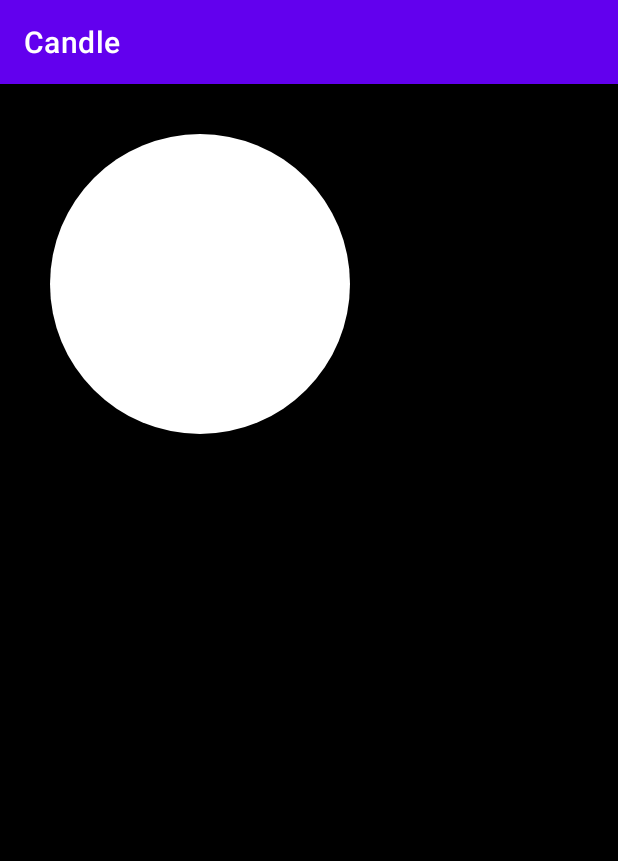
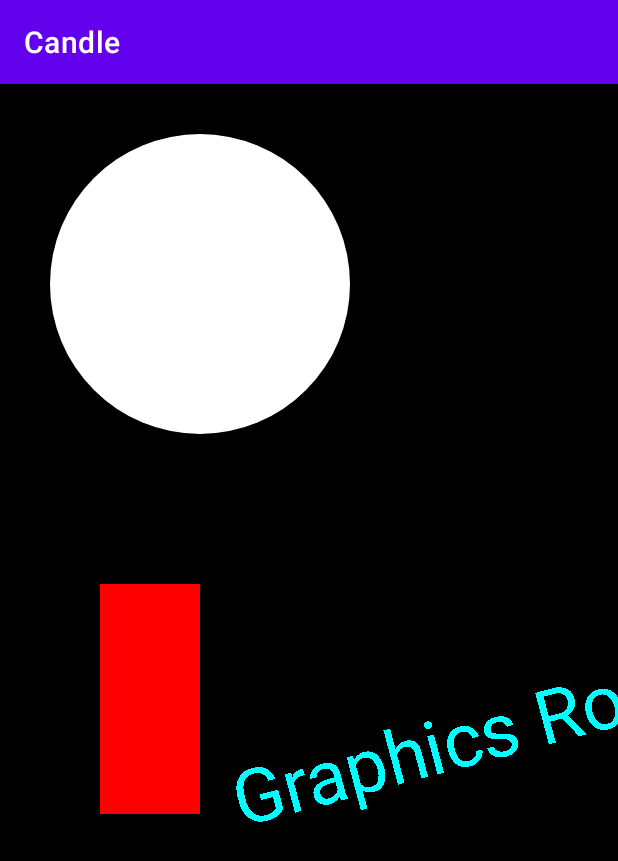
Before and after one commit to PaulGrossTheProgrammer/Candle, an Android app: the screen it shows after launch (MainActivity), on a phone screen of 412 x 824 dp. Shown: the top 861 px of the screen. Run offline under Robolectric (Android 15) with nearby library versions, the phone set to English and light mode, and no system bars.

Commit message:
Added more example graphics elements.

```diff
--- a/app/src/main/java/com/example/candle/MainActivity.kt
+++ b/app/src/main/java/com/example/candle/MainActivity.kt
@@ -30,31 +30,34 @@ class MainActivity : AppCompatActivity() {
             paint.color = Color.BLACK
             canvas!!.drawPaint(paint)
 
-            // draw circle with anti aliasing turned off
+            // draw circle
             //paint.isAntiAlias = false
             paint.color = Color.WHITE
             canvas!!.drawCircle(200F, 200F, 150F, paint)
 
-            /*
+
             // draw green circle with anti aliasing turned on
             paint.isAntiAlias = true
             paint.color = Color.GREEN
-            canvas!!.drawCircle(60F, 20F, 15F, paint)
+            canvas!!.drawCircle(660F, 1320F, 150F, paint)
 
             // draw red rectangle with anti aliasing turned off
             paint.isAntiAlias = false
             paint.color = Color.RED
-            canvas!!.drawRect(100F, 5F, 200F, 30F, paint)
+            canvas!!.drawRect(100F, 500F, 200F, 730F, paint)
 
             // draw the rotated text
-            canvas!!.rotate(-45F)
+            canvas!!.save()
+            canvas!!.rotate(-15F)
+            //canvas!!.restore()
 
             paint.style = Paint.Style.FILL
-            canvas!!.drawText("Graphics Rotation", 40F, 180F, paint)
+            paint.color = Color.CYAN
+            paint.setTextSize(75F)
+            canvas!!.drawText("Graphics Rotation", 40F, 780F, paint)
 
             //undo the rotate
             canvas!!.restore()
-            */
         }
     }
 
```
